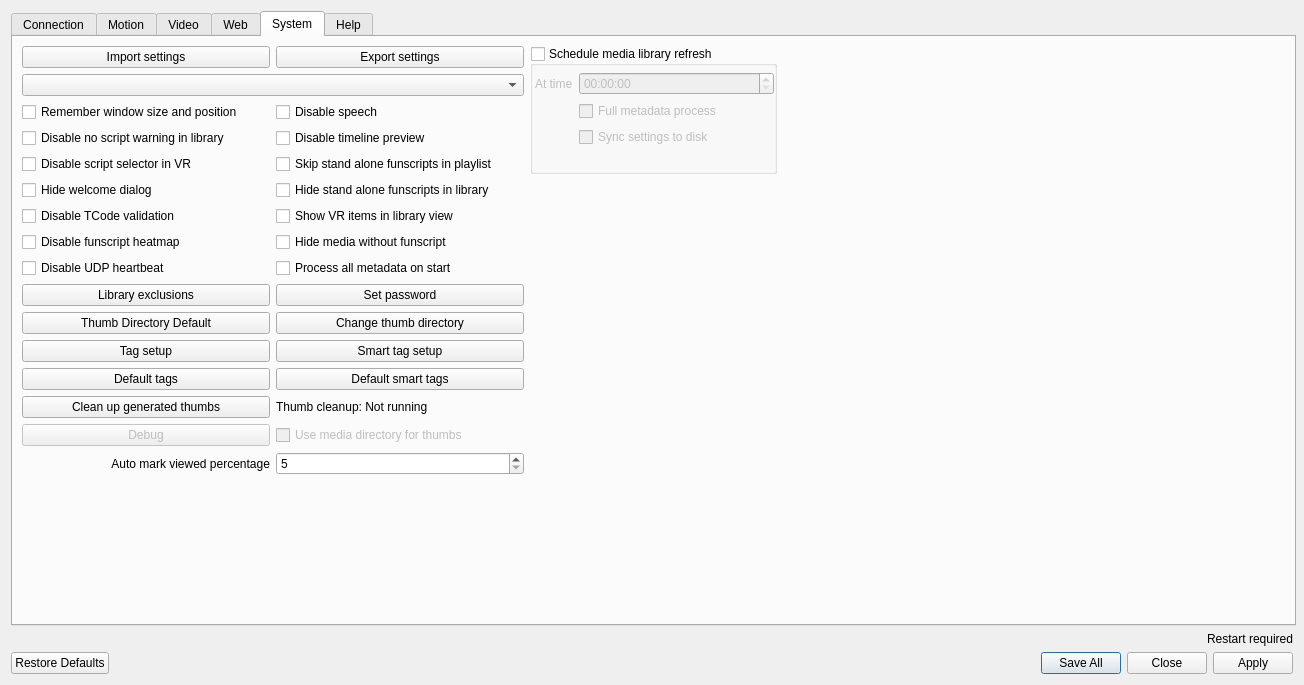
Above: src/settings.ui from jcfain/XTPlayer before the change. Below: the same form after it.
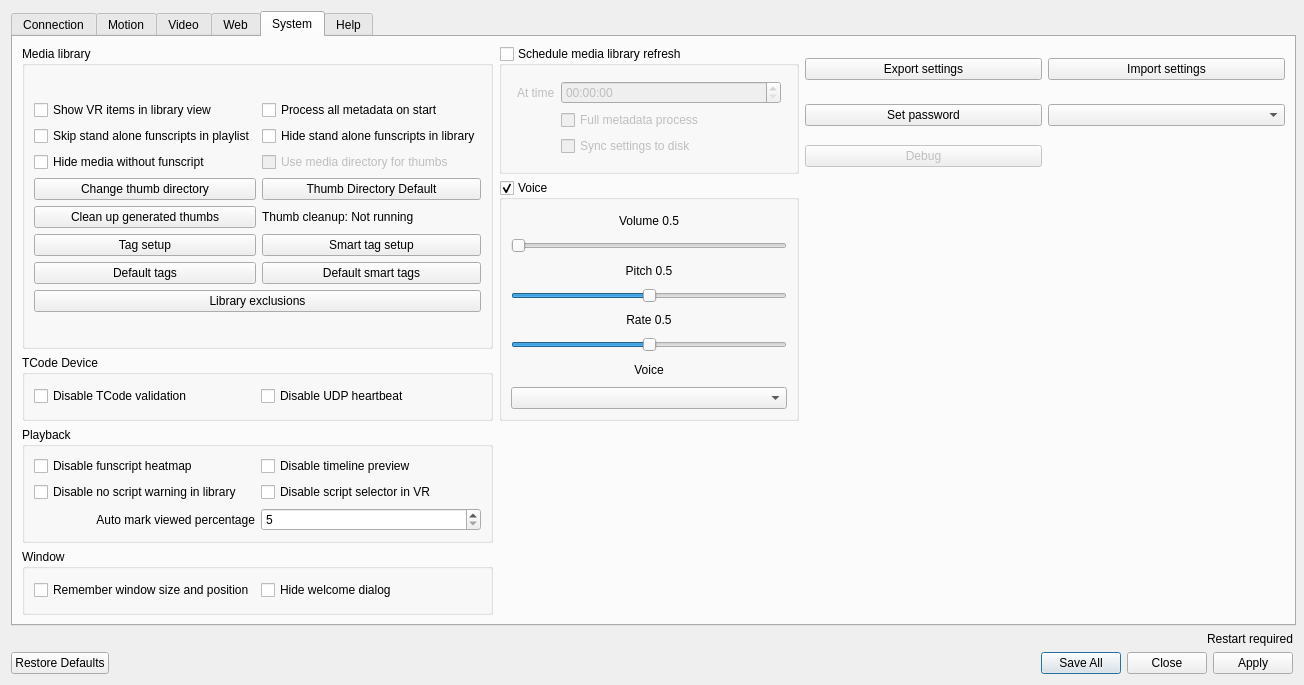
That is the form after the change. The open tabs and pages were chosen to show the change. Icons and pictures are not drawn.

Commit message: Adding voice settings to desktop ui.

The edit to the form file:
```diff
--- a/src/settings.ui
+++ b/src/settings.ui
@@ -1258,49 +1258,11 @@
       <attribute name="title">
        <string>System</string>
       </attribute>
-      <layout class="QGridLayout" name="gridLayout_4">
-       <item row="17" column="1">
-        <widget class="QLabel" name="cleanUpThumbsStatus">
-         <property name="text">
-          <string>Thumb cleanup: Not running</string>
-         </property>
-        </widget>
+      <layout class="QGridLayout" name="gridLayout_16">
+       <item row="1" column="3">
+        <widget class="QComboBox" name="tCodeVersionComboBox"/>
        </item>
-       <item row="8" column="0">
-        <widget class="QCheckBox" name="disableFunscriptHeatmapheckBox">
-         <property name="text">
-          <string>Disable funscript heatmap</string>
-         </property>
-        </widget>
-       </item>
-       <item row="19" column="1">
-        <widget class="QCheckBox" name="useMediaDirectoryCheckbox">
-         <property name="enabled">
-          <bool>false</bool>
-         </property>
-         <property name="toolTip">
-          <string>I didnt get a chance to test this option. If checked XTP will generate the thumbfiles  in the same folder as video. videoname.jpg</string>
-         </property>
-         <property name="text">
-          <string>Use media directory for thumbs</string>
-         </property>
-        </widget>
-       </item>
-       <item row="8" column="1">
-        <widget class="QCheckBox" name="hideMediaWithoutFunscriptsCheckbox">
-         <property name="text">
-          <string>Hide media without funscript</string>
-         </property>
-        </widget>
-       </item>
-       <item row="9" column="0">
-        <widget class="QCheckBox" name="disableHeartbeatChk">
-         <property name="text">
-          <string>Disable UDP heartbeat</string>
-         </property>
-        </widget>
-       </item>
-       <item row="19" column="0">
+       <item row="2" column="2">
         <widget class="QPushButton" name="dubugButton">
          <property name="enabled">
           <bool>false</bool>
@@ -1310,7 +1272,29 @@
          </property>
         </widget>
        </item>
-       <item row="4" column="1">
+       <item row="0" column="0" rowspan="4">
+        <widget class="QGroupBox" name="groupBox">
+         <property name="title">
+          <string>Media library</string>
+         </property>
+         <layout class="QGridLayout" name="gridLayout_11">
+          <item row="0" column="0">
+           <layout class="QGridLayout" name="gridLayout_4">
+            <item row="0" column="0">
+             <widget class="QCheckBox" name="showVRInLibraryViewCheckbox">
+              <property name="text">
+               <string>Show VR items in library view</string>
+              </property>
+             </widget>
+            </item>
+            <item row="0" column="1">
+             <widget class="QCheckBox" name="processMetadataOnStartChk">
+              <property name="text">
+               <string>Process all metadata on start</string>
+              </property>
+             </widget>
+            </item>
+            <item row="1" column="0">
         <widget class="QCheckBox" name="skipStandAloneFunscriptsInMainLibraryPlaylist">
          <property name="toolTip">
           <string>If checked, the library will skip playing standalone funscripts when the previous item finishes playing.</string>
@@ -1320,154 +1304,72 @@
          </property>
         </widget>
        </item>
-       <item row="0" column="0">
-        <widget class="QPushButton" name="importButton">
+            <item row="1" column="1">
+             <widget class="QCheckBox" name="showLoneFunscriptsInLibraryCheckbox">
+              <property name="toolTip">
+               <string>If checked, funscripts in your library folder will be shown if they do not have an associated video.</string>
+              </property>
          <property name="text">
-          <string>Import settings</string>
+               <string>Hide stand alone funscripts in library</string>
          </property>
         </widget>
        </item>
-       <item row="14" column="0">
+            <item row="2" column="0">
+             <widget class="QCheckBox" name="hideMediaWithoutFunscriptsCheckbox">
+              <property name="text">
+               <string>Hide media without funscript</string>
+              </property>
+             </widget>
+            </item>
+            <item row="2" column="1">
+             <widget class="QCheckBox" name="useMediaDirectoryCheckbox">
+              <property name="enabled">
+               <bool>false</bool>
+              </property>
+              <property name="toolTip">
+               <string>I didnt get a chance to test this option. If checked XTP will generate the thumbfiles  in the same folder as video. videoname.jpg</string>
+              </property>
+              <property name="text">
+               <string>Use media directory for thumbs</string>
+              </property>
+             </widget>
+            </item>
+            <item row="3" column="0">
+             <widget class="QPushButton" name="thumbDirButton">
+              <property name="text">
+               <string>Change thumb directory</string>
+              </property>
+             </widget>
+            </item>
+            <item row="3" column="1">
         <widget class="QPushButton" name="thumbsDirDefaultButton">
          <property name="text">
           <string>Thumb Directory Default</string>
          </property>
         </widget>
        </item>
-       <item row="16" column="1">
-        <widget class="QPushButton" name="defaultSmartTagsButton">
-         <property name="text">
-          <string>Default smart tags</string>
-         </property>
-        </widget>
-       </item>
-       <item row="21" column="0">
-        <widget class="QLabel" name="label_5">
-         <property name="text">
-          <string>Auto mark viewed percentage</string>
-         </property>
-         <property name="alignment">
-          <set>Qt::AlignRight|Qt::AlignTrailing|Qt::AlignVCenter</set>
-         </property>
-        </widget>
-       </item>
-       <item row="10" column="1">
-        <widget class="QPushButton" name="passwordButton">
-         <property name="text">
-          <string>Set password</string>
-         </property>
-        </widget>
-       </item>
-       <item row="2" column="1">
-        <widget class="QCheckBox" name="disableTextToSpeechCheckBox">
-         <property name="toolTip">
-          <string>This disables all speech in the app.</string>
-         </property>
-         <property name="text">
-          <string>Disable speech</string>
-         </property>
-        </widget>
-       </item>
-       <item row="6" column="1">
-        <widget class="QCheckBox" name="showVRInLibraryViewCheckbox">
-         <property name="text">
-          <string>Show VR items in library view</string>
-         </property>
-        </widget>
-       </item>
-       <item row="6" column="0">
-        <widget class="QCheckBox" name="disableTCodeValidationCheckbox">
-         <property name="toolTip">
-          <string>This will disable the D1 command to verify the device is a TCode device for both Serial and Network connections</string>
-         </property>
-         <property name="text">
-          <string>Disable TCode validation</string>
-         </property>
-        </widget>
-       </item>
-       <item row="16" column="0">
-        <widget class="QPushButton" name="defaultUserTagsButton">
-         <property name="text">
-          <string>Default tags</string>
-         </property>
-        </widget>
-       </item>
-       <item row="10" column="0">
-        <widget class="QPushButton" name="libraryExclusionsBtn">
-         <property name="text">
-          <string>Library exclusions</string>
-         </property>
-        </widget>
-       </item>
-       <item row="22" column="1">
-        <spacer name="verticalSpacer">
-         <property name="orientation">
-          <enum>Qt::Vertical</enum>
-         </property>
-         <property name="sizeHint" stdset="0">
-          <size>
-           <width>20</width>
-           <height>40</height>
-          </size>
-         </property>
-        </spacer>
-       </item>
-       <item row="3" column="0">
-        <widget class="QCheckBox" name="disableNoScriptFoundInLibrary">
-         <property name="toolTip">
-          <string>This will disable the warning that pops up\n
-when you play a video from the library window\n
-that has no script of the same name.</string>
-         </property>
-         <property name="text">
-          <string>Disable no script warning in library</string>
-         </property>
-        </widget>
-       </item>
-       <item row="3" column="1">
-        <widget class="QCheckBox" name="disableTimeLinePreviewChk">
-         <property name="text">
-          <string>Disable timeline preview</string>
-         </property>
-        </widget>
-       </item>
-       <item row="15" column="0">
-        <widget class="QPushButton" name="tagSetupButton">
-         <property name="text">
-          <string>Tag setup</string>
-         </property>
-        </widget>
-       </item>
-       <item row="17" column="0">
+            <item row="4" column="0">
         <widget class="QPushButton" name="cleanupThumbsPushButton">
          <property name="text">
           <string>Clean up generated thumbs</string>
          </property>
         </widget>
        </item>
-       <item row="14" column="1">
-        <widget class="QPushButton" name="thumbDirButton">
+            <item row="4" column="1">
+             <widget class="QLabel" name="cleanUpThumbsStatus">
          <property name="text">
-          <string>Change thumb directory</string>
+               <string>Thumb cleanup: Not running</string>
          </property>
         </widget>
        </item>
-       <item row="4" column="0">
-        <widget class="QCheckBox" name="disableVRScriptNotFoundCheckbox">
-         <property name="toolTip">
-          <string>This disables the Script not found\n
-selector when in VR and the video playing\n
-has no script associated with it.</string>
-         </property>
+            <item row="5" column="0">
+             <widget class="QPushButton" name="tagSetupButton">
          <property name="text">
-          <string>Disable script selector in VR</string>
+               <string>Tag setup</string>
          </property>
         </widget>
        </item>
-       <item row="1" column="0" colspan="2">
-        <widget class="QComboBox" name="tCodeVersionComboBox"/>
-       </item>
-       <item row="15" column="1">
+            <item row="5" column="1">
         <widget class="QPushButton" name="smartTagButton">
          <property name="toolTip">
           <string>Smart tags will search the path for the tag and apply it to the metadata on media load.
@@ -1478,72 +1380,66 @@
          </property>
         </widget>
        </item>
-       <item row="0" column="1">
-        <widget class="QPushButton" name="exportButton">
+            <item row="6" column="0">
+             <widget class="QPushButton" name="defaultUserTagsButton">
          <property name="text">
-          <string>Export settings</string>
+               <string>Default tags</string>
          </property>
         </widget>
        </item>
-       <item row="5" column="1">
-        <widget class="QCheckBox" name="showLoneFunscriptsInLibraryCheckbox">
-         <property name="toolTip">
-          <string>If checked, funscripts in your library folder will be shown if they do not have an associated video.</string>
-         </property>
+            <item row="6" column="1">
+             <widget class="QPushButton" name="defaultSmartTagsButton">
          <property name="text">
-          <string>Hide stand alone funscripts in library</string>
+               <string>Default smart tags</string>
          </property>
         </widget>
        </item>
-       <item row="5" column="0">
-        <widget class="QCheckBox" name="hideWelcomeDialog">
+            <item row="7" column="0" colspan="2">
+             <widget class="QPushButton" name="libraryExclusionsBtn">
          <property name="text">
-          <string>Hide welcome dialog</string>
+               <string>Library exclusions</string>
          </property>
         </widget>
        </item>
-       <item row="21" column="1">
-        <widget class="QSpinBox" name="viewedPercentageSpinBox">
-         <property name="suffix">
-          <string/>
-         </property>
-         <property name="minimum">
-          <number>5</number>
-         </property>
+           </layout>
+          </item>
+         </layout>
         </widget>
        </item>
-       <item row="2" column="0">
-        <widget class="QCheckBox" name="rememberWindowSettingsChk">
+       <item row="1" column="2">
+        <widget class="QPushButton" name="passwordButton">
          <property name="text">
-          <string>Remember window size and position</string>
+          <string>Set password</string>
          </property>
         </widget>
        </item>
-       <item row="0" column="3" colspan="2">
-        <spacer name="horizontalSpacer">
-         <property name="orientation">
-          <enum>Qt::Horizontal</enum>
-         </property>
-         <property name="sizeType">
-          <enum>QSizePolicy::Expanding</enum>
-         </property>
-         <property name="sizeHint" stdset="0">
-          <size>
-           <width>40</width>
-           <height>20</height>
-          </size>
-         </property>
-        </spacer>
-       </item>
-       <item row="9" column="1">
-        <widget class="QCheckBox" name="processMetadataOnStartChk">
+       <item row="0" column="3">
+        <widget class="QPushButton" name="importButton">
          <property name="text">
-          <string>Process all metadata on start</string>
+          <string>Import settings</string>
          </property>
         </widget>
        </item>
-       <item row="0" column="2" rowspan="5">
+       <item row="0" column="1" rowspan="3">
         <widget class="QGroupBox" name="schedulerGroupbox">
+         <property name="sizePolicy">
+          <sizepolicy hsizetype="Minimum" vsizetype="Minimum">
+           <horstretch>0</horstretch>
+           <verstretch>0</verstretch>
+          </sizepolicy>
+         </property>
+         <property name="minimumSize">
+          <size>
+           <width>300</width>
+           <height>0</height>
+          </size>
+         </property>
+         <property name="maximumSize">
+          <size>
+           <width>300</width>
+           <height>16777215</height>
+          </size>
+         </property>
          <property name="title">
           <string>Schedule media library refresh</string>
          </property>
@@ -1553,15 +1449,8 @@
          <property name="checked">
           <bool>false</bool>
          </property>
-         <widget class="QWidget" name="formLayoutWidget_2">
-          <property name="geometry">
-           <rect>
-            <x>-1</x>
-            <y>20</y>
-            <width>251</width>
-            <height>111</height>
-           </rect>
-          </property>
+         <layout class="QGridLayout" name="gridLayout_10">
+          <item row="0" column="0">
           <layout class="QFormLayout" name="formLayout_4">
            <property name="labelAlignment">
             <set>Qt::AlignRight|Qt::AlignTrailing|Qt::AlignVCenter</set>
@@ -1593,6 +1482,18 @@
            </item>
            <item row="0" column="1">
             <widget class="QTimeEdit" name="scheduleLibraryLoadAtTime">
+              <property name="sizePolicy">
+               <sizepolicy hsizetype="Minimum" vsizetype="Fixed">
+                <horstretch>0</horstretch>
+                <verstretch>0</verstretch>
+               </sizepolicy>
+              </property>
+              <property name="minimumSize">
+               <size>
+                <width>0</width>
+                <height>0</height>
+               </size>
+              </property>
              <property name="maximumDate">
               <date>
                <year>3000</year>
@@ -1624,7 +1525,250 @@
             </widget>
            </item>
           </layout>
-         </widget>
+          </item>
+         </layout>
+        </widget>
+       </item>
+       <item row="5" column="0">
+        <widget class="QGroupBox" name="groupBox_2">
+         <property name="title">
+          <string>Playback</string>
+         </property>
+         <layout class="QGridLayout" name="gridLayout_18">
+          <item row="3" column="0">
+           <widget class="QLabel" name="label_5">
+            <property name="text">
+             <string>Auto mark viewed percentage</string>
+            </property>
+            <property name="alignment">
+             <set>Qt::AlignRight|Qt::AlignTrailing|Qt::AlignVCenter</set>
+            </property>
+           </widget>
+          </item>
+          <item row="3" column="1">
+           <widget class="QSpinBox" name="viewedPercentageSpinBox">
+            <property name="suffix">
+             <string/>
+            </property>
+            <property name="minimum">
+             <number>5</number>
+            </property>
+           </widget>
+          </item>
+          <item row="0" column="0">
+           <widget class="QCheckBox" name="disableFunscriptHeatmapheckBox">
+            <property name="text">
+             <string>Disable funscript heatmap</string>
+            </property>
+           </widget>
+          </item>
+          <item row="0" column="1">
+           <widget class="QCheckBox" name="disableTimeLinePreviewChk">
+            <property name="text">
+             <string>Disable timeline preview</string>
+            </property>
+           </widget>
+          </item>
+          <item row="1" column="1">
+           <widget class="QCheckBox" name="disableVRScriptNotFoundCheckbox">
+            <property name="toolTip">
+             <string>This disables the Script not found\n
+selector when in VR and the video playing\n
+has no script associated with it.</string>
+            </property>
+            <property name="text">
+             <string>Disable script selector in VR</string>
+            </property>
+           </widget>
+          </item>
+          <item row="1" column="0">
+           <widget class="QCheckBox" name="disableNoScriptFoundInLibrary">
+            <property name="toolTip">
+             <string>This will disable the warning that pops up\n
+when you play a video from the library window\n
+that has no script of the same name.</string>
+            </property>
+            <property name="text">
+             <string>Disable no script warning in library</string>
+            </property>
+           </widget>
+          </item>
+         </layout>
+        </widget>
+       </item>
+       <item row="7" column="0">
+        <widget class="QGroupBox" name="groupBox_4">
+         <property name="title">
+          <string>Window</string>
+         </property>
+         <layout class="QGridLayout" name="gridLayout_19">
+          <item row="0" column="0">
+           <widget class="QCheckBox" name="rememberWindowSettingsChk">
+            <property name="text">
+             <string>Remember window size and position</string>
+            </property>
+           </widget>
+          </item>
+          <item row="0" column="1">
+           <widget class="QCheckBox" name="hideWelcomeDialog">
+            <property name="text">
+             <string>Hide welcome dialog</string>
+            </property>
+           </widget>
+          </item>
+         </layout>
+        </widget>
+       </item>
+       <item row="0" column="2">
+        <widget class="QPushButton" name="exportButton">
+         <property name="text">
+          <string>Export settings</string>
+         </property>
+        </widget>
+       </item>
+       <item row="4" column="0">
+        <widget class="QGroupBox" name="groupBox_3">
+         <property name="title">
+          <string>TCode Device</string>
+         </property>
+         <layout class="QGridLayout" name="gridLayout_17">
+          <item row="0" column="0">
+           <widget class="QCheckBox" name="disableTCodeValidationCheckbox">
+            <property name="toolTip">
+             <string>This will disable the D1 command to verify the device is a TCode device for both Serial and Network connections</string>
+            </property>
+            <property name="text">
+             <string>Disable TCode validation</string>
+            </property>
+           </widget>
+          </item>
+          <item row="0" column="1">
+           <widget class="QCheckBox" name="disableHeartbeatChk">
+            <property name="text">
+             <string>Disable UDP heartbeat</string>
+            </property>
+           </widget>
+          </item>
+         </layout>
+        </widget>
+       </item>
+       <item row="3" column="1" rowspan="2">
+        <widget class="QGroupBox" name="voiceGroupBox">
+         <property name="sizePolicy">
+          <sizepolicy hsizetype="Maximum" vsizetype="Minimum">
+           <horstretch>0</horstretch>
+           <verstretch>0</verstretch>
+          </sizepolicy>
+         </property>
+         <property name="minimumSize">
+          <size>
+           <width>300</width>
+           <height>0</height>
+          </size>
+         </property>
+         <property name="maximumSize">
+          <size>
+           <width>300</width>
+           <height>16777215</height>
+          </size>
+         </property>
+         <property name="title">
+          <string>Voice</string>
+         </property>
+         <property name="checkable">
+          <bool>true</bool>
+         </property>
+         <layout class="QGridLayout" name="gridLayout_5">
+          <item row="0" column="0">
+           <layout class="QGridLayout" name="gridLayout_3" columnstretch="0,0" columnminimumwidth="0,0">
+            <item row="5" column="1">
+             <widget class="QSlider" name="voiceRateSlider">
+              <property name="minimum">
+               <number>-100</number>
+              </property>
+              <property name="maximum">
+               <number>100</number>
+              </property>
+              <property name="orientation">
+               <enum>Qt::Horizontal</enum>
+              </property>
+             </widget>
+            </item>
+            <item row="1" column="1">
+             <widget class="QSlider" name="voiceVolumeSlider">
+              <property name="minimumSize">
+               <size>
+                <width>180</width>
+                <height>0</height>
+               </size>
+              </property>
+              <property name="maximum">
+               <number>100</number>
+              </property>
+              <property name="orientation">
+               <enum>Qt::Horizontal</enum>
+              </property>
+             </widget>
+            </item>
+            <item row="0" column="1">
+             <widget class="QLabel" name="voiceVolumeLbl">
+              <property name="text">
+               <string>Volume 0.5</string>
+              </property>
+              <property name="alignment">
+               <set>Qt::AlignCenter</set>
+              </property>
+             </widget>
+            </item>
+            <item row="4" column="1">
+             <widget class="QLabel" name="voiceRateLbl">
+              <property name="text">
+               <string>Rate 0.5</string>
+              </property>
+              <property name="alignment">
+               <set>Qt::AlignCenter</set>
+              </property>
+             </widget>
+            </item>
+            <item row="2" column="1">
+             <widget class="QLabel" name="voicePitchLbl">
+              <property name="text">
+               <string>Pitch 0.5</string>
+              </property>
+              <property name="alignment">
+               <set>Qt::AlignCenter</set>
+              </property>
+             </widget>
+            </item>
+            <item row="3" column="1">
+             <widget class="QSlider" name="voicePitchSlider">
+              <property name="minimum">
+               <number>-100</number>
+              </property>
+              <property name="maximum">
+               <number>100</number>
+              </property>
+              <property name="orientation">
+               <enum>Qt::Horizontal</enum>
+              </property>
+             </widget>
+            </item>
+            <item row="7" column="1">
+             <widget class="QComboBox" name="voiceCombobox"/>
+            </item>
+            <item row="6" column="1">
+             <widget class="QLabel" name="label_7">
+              <property name="text">
+               <string>Voice</string>
+              </property>
+              <property name="alignment">
+               <set>Qt::AlignCenter</set>
+              </property>
+             </widget>
+            </item>
+           </layout>
+          </item>
+         </layout>
         </widget>
        </item>
       </layout>
```
Left out of the diff: 26 changed lines with no effect on the pictures. Lines whose indentation alone changed are shown as unchanged. The commit also changes 5 other files.
